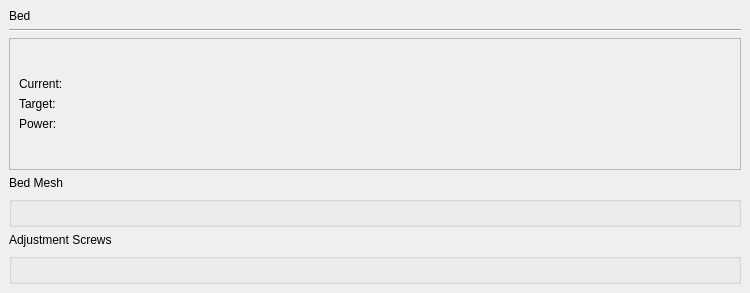
This is pages/printer/widgets/printerbed/printerbedwidget.ui in DigitalArtifex/Flo as Qt 5 draws it before an edit. The edited form follows.
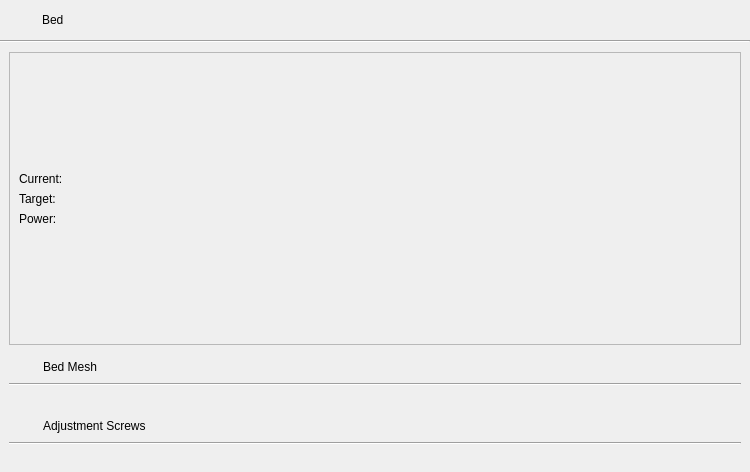
This is the edited form.

The edit to the form file:
```diff
--- a/pages/printer/widgets/printerbed/printerbedwidget.ui
+++ b/pages/printer/widgets/printerbed/printerbedwidget.ui
@@ -7,7 +7,7 @@
     <x>0</x>
     <y>0</y>
     <width>750</width>
-    <height>293</height>
+    <height>472</height>
    </rect>
   </property>
   <property name="windowTitle">
@@ -15,25 +15,164 @@
   </property>
   <layout class="QGridLayout" name="gridLayout">
    <property name="leftMargin">
-    <number>9</number>
+    <number>0</number>
    </property>
    <property name="topMargin">
-    <number>9</number>
+    <number>0</number>
    </property>
    <property name="rightMargin">
-    <number>9</number>
+    <number>0</number>
    </property>
    <property name="bottomMargin">
-    <number>9</number>
+    <number>0</number>
    </property>
-   <item row="5" column="0">
-    <widget class="QLabel" name="label_2">
+   <property name="spacing">
+    <number>0</number>
+   </property>
+   <item row="0" column="0">
+    <widget class="QWidget" name="titleBar" native="true">
+     <layout class="QGridLayout" name="gridLayout_9">
+      <property name="leftMargin">
+       <number>6</number>
+      </property>
+      <property name="topMargin">
+       <number>4</number>
+      </property>
+      <property name="rightMargin">
+       <number>4</number>
+      </property>
+      <property name="bottomMargin">
+       <number>4</number>
+      </property>
+      <property name="spacing">
+       <number>4</number>
+      </property>
+      <item row="0" column="1">
+       <widget class="QLabel" name="label_10">
      <property name="text">
-      <string>Adjustment Screws</string>
+         <string>Bed</string>
      </property>
     </widget>
    </item>
+      <item row="0" column="0">
+       <widget class="QLabel" name="iconLabel">
+        <property name="minimumSize">
+         <size>
+          <width>32</width>
+          <height>32</height>
+         </size>
+        </property>
+        <property name="maximumSize">
+         <size>
+          <width>32</width>
+          <height>32</height>
+         </size>
+        </property>
+        <property name="text">
+         <string/>
+        </property>
+       </widget>
+      </item>
+     </layout>
+    </widget>
+   </item>
+   <item row="1" column="0">
+    <widget class="Line" name="line_9">
+     <property name="orientation">
+      <enum>Qt::Horizontal</enum>
+     </property>
+    </widget>
+   </item>
    <item row="2" column="0">
+    <widget class="QWidget" name="widget_3" native="true">
+     <layout class="QGridLayout" name="gridLayout_10">
+      <item row="1" column="0">
+       <widget class="QFrame" name="bedMeshFrame">
+        <property name="minimumSize">
+         <size>
+          <width>0</width>
+          <height>50</height>
+         </size>
+        </property>
+        <layout class="QGridLayout" name="gridLayout_3">
+         <property name="leftMargin">
+          <number>0</number>
+         </property>
+         <property name="topMargin">
+          <number>0</number>
+         </property>
+         <property name="rightMargin">
+          <number>0</number>
+         </property>
+         <property name="bottomMargin">
+          <number>0</number>
+         </property>
+         <property name="spacing">
+          <number>0</number>
+         </property>
+         <item row="2" column="0">
+          <widget class="QWidget" name="bedMeshContent" native="true">
+           <layout class="QGridLayout" name="gridLayout_7"/>
+          </widget>
+         </item>
+         <item row="0" column="0">
+          <widget class="QWidget" name="bedMeshTitleBar" native="true">
+           <layout class="QGridLayout" name="gridLayout_5">
+            <property name="leftMargin">
+             <number>6</number>
+            </property>
+            <property name="topMargin">
+             <number>4</number>
+            </property>
+            <property name="rightMargin">
+             <number>4</number>
+            </property>
+            <property name="bottomMargin">
+             <number>4</number>
+            </property>
+            <property name="spacing">
+             <number>4</number>
+            </property>
+            <item row="0" column="1">
+             <widget class="QLabel" name="label">
+              <property name="text">
+               <string>Bed Mesh</string>
+              </property>
+             </widget>
+            </item>
+            <item row="0" column="0">
+             <widget class="QLabel" name="bedMeshIconLabel">
+              <property name="minimumSize">
+               <size>
+                <width>24</width>
+                <height>24</height>
+               </size>
+              </property>
+              <property name="maximumSize">
+               <size>
+                <width>24</width>
+                <height>24</height>
+               </size>
+              </property>
+              <property name="text">
+               <string/>
+              </property>
+             </widget>
+            </item>
+           </layout>
+          </widget>
+         </item>
+         <item row="1" column="0">
+          <widget class="Line" name="line">
+           <property name="orientation">
+            <enum>Qt::Horizontal</enum>
+           </property>
+          </widget>
+         </item>
+        </layout>
+       </widget>
+      </item>
+      <item row="0" column="0">
     <widget class="QFrame" name="bedInfoWidget">
      <property name="frameShape">
       <enum>QFrame::StyledPanel</enum>
@@ -73,6 +212,9 @@
         <property name="orientation">
          <enum>Qt::Vertical</enum>
         </property>
+           <property name="sizeType">
+            <enum>QSizePolicy::MinimumExpanding</enum>
+           </property>
         <property name="sizeHint" stdset="0">
          <size>
           <width>20</width>
@@ -126,6 +268,9 @@
         <property name="orientation">
          <enum>Qt::Vertical</enum>
         </property>
+           <property name="sizeType">
+            <enum>QSizePolicy::MinimumExpanding</enum>
+           </property>
         <property name="sizeHint" stdset="0">
          <size>
           <width>20</width>
@@ -140,31 +285,14 @@
      </layout>
     </widget>
    </item>
-   <item row="1" column="0">
-    <widget class="Line" name="line_9">
-     <property name="orientation">
-      <enum>Qt::Horizontal</enum>
-     </property>
-    </widget>
-   </item>
-   <item row="3" column="0">
-    <widget class="QLabel" name="label">
-     <property name="text">
-      <string>Bed Mesh</string>
-     </property>
-    </widget>
-   </item>
-   <item row="6" column="0">
-    <widget class="QGroupBox" name="adjustmentScrewBox">
+      <item row="2" column="0">
+       <widget class="QFrame" name="adjustmentScrewFrame">
      <property name="minimumSize">
       <size>
        <width>450</width>
-       <height>0</height>
-      </size>
-     </property>
-     <property name="title">
-      <string/>
-     </property>
+          <height>50</height>
+         </size>
+        </property>
      <layout class="QGridLayout" name="gridLayout_2">
       <property name="leftMargin">
        <number>0</number>
@@ -181,38 +309,72 @@
       <property name="spacing">
        <number>0</number>
       </property>
-     </layout>
-    </widget>
-   </item>
-   <item row="4" column="0">
-    <widget class="QGroupBox" name="bedMeshGroupBox">
-     <property name="title">
-      <string/>
-     </property>
-     <layout class="QGridLayout" name="gridLayout_3">
+         <item row="2" column="0">
+          <widget class="QWidget" name="adjustmentScrewContent" native="true">
+           <layout class="QGridLayout" name="gridLayout_8"/>
+          </widget>
+         </item>
+         <item row="0" column="0">
+          <widget class="QWidget" name="adjustmentFrameTitleBar" native="true">
+           <layout class="QGridLayout" name="gridLayout_6">
       <property name="leftMargin">
-       <number>0</number>
+             <number>6</number>
       </property>
       <property name="topMargin">
-       <number>0</number>
+             <number>4</number>
       </property>
       <property name="rightMargin">
-       <number>0</number>
+             <number>4</number>
       </property>
       <property name="bottomMargin">
-       <number>0</number>
-      </property>
-      <property name="spacing">
+             <number>4</number>
+            </property>
+            <property name="horizontalSpacing">
+             <number>4</number>
+            </property>
+            <property name="verticalSpacing">
        <number>0</number>
       </property>
-     </layout>
+            <item row="0" column="1">
+             <widget class="QLabel" name="label_2">
+              <property name="text">
+               <string>Adjustment Screws</string>
+              </property>
     </widget>
    </item>
    <item row="0" column="0">
-    <widget class="QLabel" name="label_10">
+             <widget class="QLabel" name="adjustmentScrewIcon">
+              <property name="minimumSize">
+               <size>
+                <width>24</width>
+                <height>24</height>
+               </size>
+              </property>
+              <property name="maximumSize">
+               <size>
+                <width>24</width>
+                <height>24</height>
+               </size>
+              </property>
      <property name="text">
-      <string>Bed</string>
-     </property>
+               <string/>
+              </property>
+             </widget>
+            </item>
+           </layout>
+          </widget>
+         </item>
+         <item row="1" column="0">
+          <widget class="Line" name="line_2">
+           <property name="orientation">
+            <enum>Qt::Horizontal</enum>
+           </property>
+          </widget>
+         </item>
+        </layout>
+       </widget>
+      </item>
+     </layout>
     </widget>
    </item>
   </layout>
```
Lines whose indentation alone changed are shown as unchanged.
